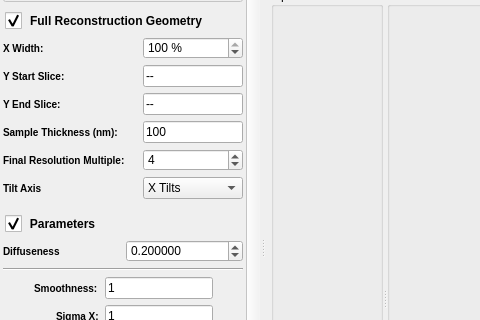
Above: Code/Applications/TEMBIR/UI_Files/TEMBIRGui.ui from OpenMBIR/OpenMBIR-TEM before the change; both pictures show x 0 to 480 and y 162 to 482 of the 1165 by 821 pixel window. Below: the same form after it.
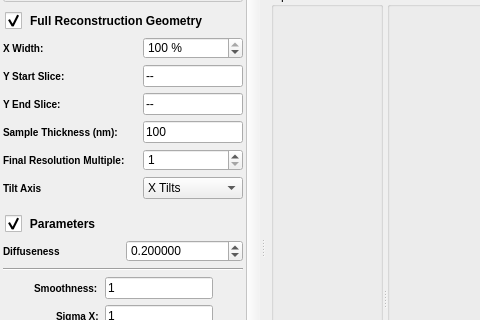
That is the form after the change. Icons and pictures are not drawn. Custom widgets are drawn as their Qt base class.

Diff of the .ui file:
```diff
--- a/Code/Applications/TEMBIR/UI_Files/TEMBIRGui.ui
+++ b/Code/Applications/TEMBIR/UI_Files/TEMBIRGui.ui
@@ -537,7 +537,7 @@
             <property name="geometry">
              <rect>
               <x>0</x>
-              <y>-117</y>
+              <y>0</y>
               <width>262</width>
               <height>898</height>
              </rect>
@@ -977,10 +977,13 @@
                    <number>1</number>
                   </property>
                   <property name="maximum">
-                   <number>100</number>
+                   <number>10</number>
+                  </property>
+                  <property name="singleStep">
+                   <number>1</number>
                   </property>
                   <property name="value">
-                   <number>4</number>
+                   <number>1</number>
                   </property>
                  </widget>
                 </item>
```
